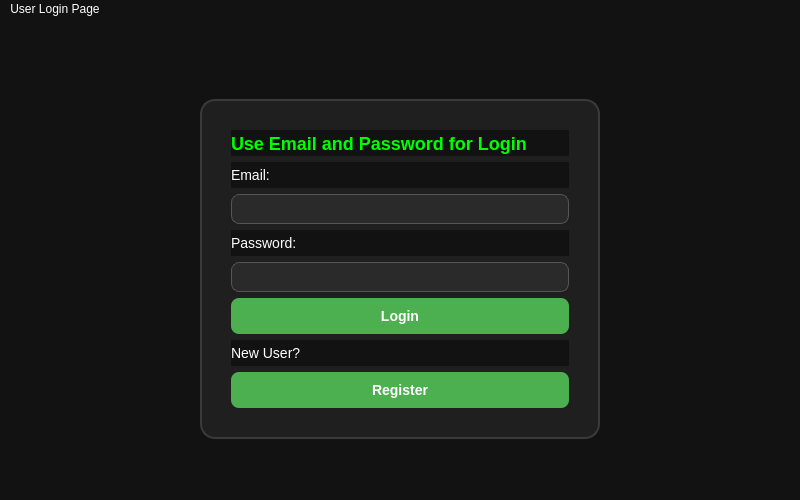
The window that LoginPage.ui (Neutrino123/STB) describes before a commit, drawn with Qt 5.
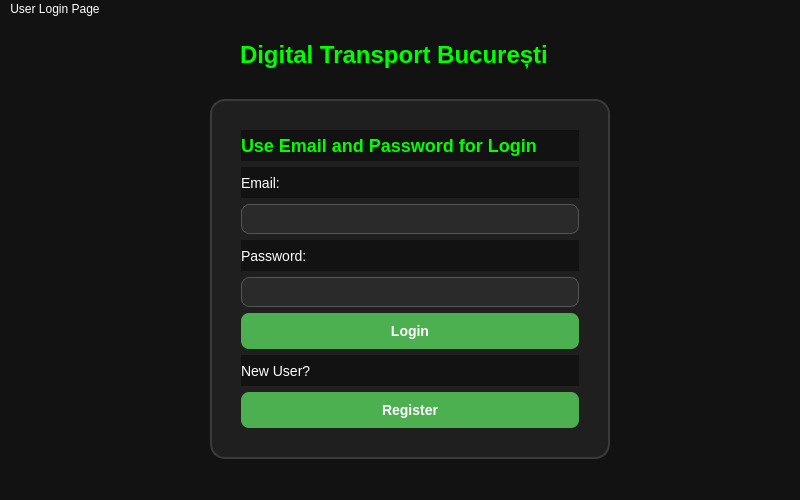
The same window after the commit.

The edit to the form file:
```diff
--- a/LoginPage.ui
+++ b/LoginPage.ui
@@ -27,10 +27,10 @@
    <widget class="QFrame" name="loginframe">
     <property name="geometry">
      <rect>
-      <x>200</x>
+      <x>210</x>
       <y>80</y>
       <width>400</width>
-      <height>340</height>
+      <height>360</height>
      </rect>
     </property>
     <property name="styleSheet">
@@ -161,6 +161,22 @@
      </item>
     </layout>
    </widget>
+   <widget class="QLabel" name="mainTitle">
+    <property name="geometry">
+     <rect>
+      <x>240</x>
+      <y>20</y>
+      <width>338</width>
+      <height>32</height>
+     </rect>
+    </property>
+    <property name="styleSheet">
+     <string notr="true">color: #00FF00; font-size: 24px; font-weight: bold; qproperty-alignment: AlignCenter;</string>
+    </property>
+    <property name="text">
+     <string>Digital Transport București</string>
+    </property>
+   </widget>
   </widget>
   <widget class="QMenuBar" name="menubar">
    <property name="geometry">
```
Left out of the diff: 4 changed lines with no effect on the pictures.
